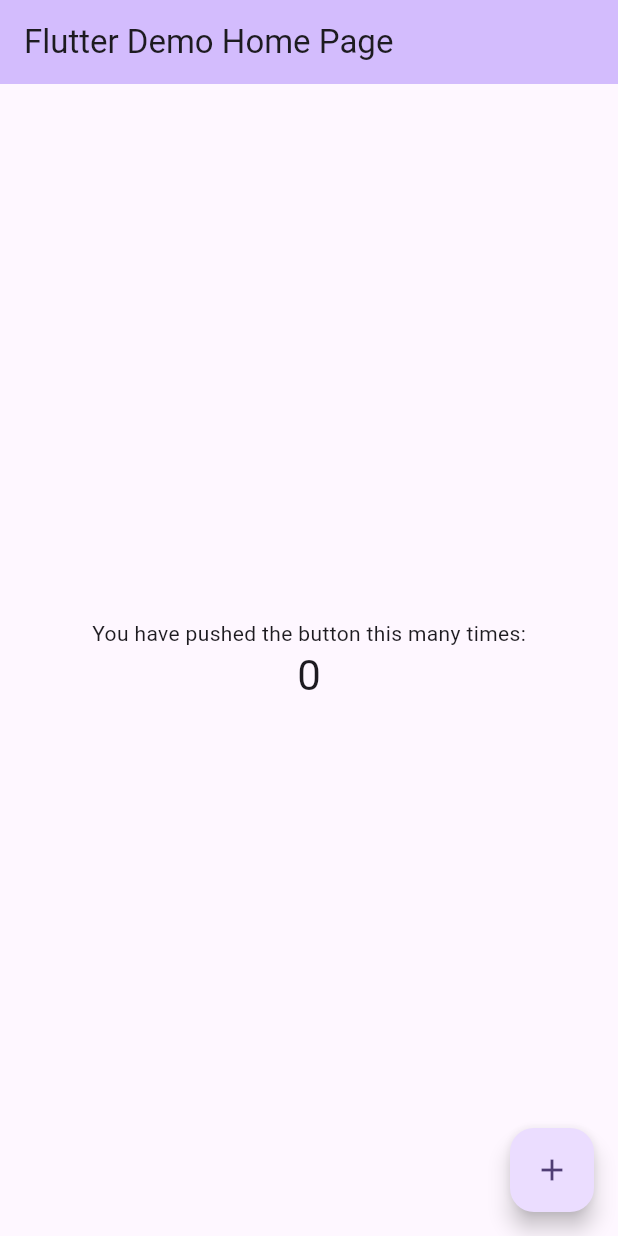
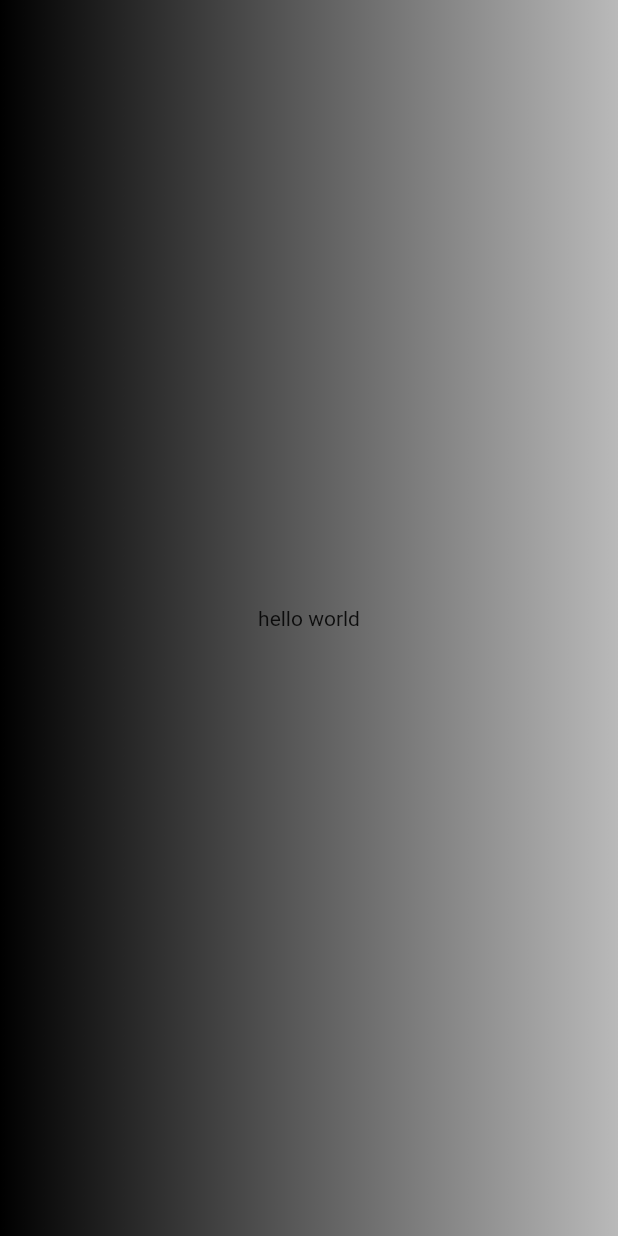
Before and after one commit to akashaf/flutter_courses, a Flutter app: the screen it shows after launch, on a phone screen of 412 x 824 dp. Run offline on Flutter 3.47's test engine with Material 2 defaults, Android fonts, the phone set to English and light mode, and no system bars.

Commit message:
update main

```diff
--- a/lib/main.dart
+++ b/lib/main.dart
@@ -1,125 +1,18 @@
 import 'package:flutter/material.dart';
 
 void main() {
-  runApp(const MyApp());
-}
-
-class MyApp extends StatelessWidget {
-  const MyApp({super.key});
-
-  // This widget is the root of your application.
-  @override
-  Widget build(BuildContext context) {
-    return MaterialApp(
-      title: 'Flutter Demo',
-      theme: ThemeData(
-        // This is the theme of your application.
-        //
-        // TRY THIS: Try running your application with "flutter run". You'll see
-        // the application has a blue toolbar. Then, without quitting the app,
-        // try changing the seedColor in the colorScheme below to Colors.green
-        // and then invoke "hot reload" (save your changes or press the "hot
-        // reload" button in a Flutter-supported IDE, or press "r" if you used
-        // the command line to start the app).
-        //
-        // Notice that the counter didn't reset back to zero; the application
-        // state is not lost during the reload. To reset the state, use hot
-        // restart instead.
-        //
-        // This works for code too, not just values: Most code changes can be
-        // tested with just a hot reload.
-        colorScheme: ColorScheme.fromSeed(seedColor: Colors.deepPurple),
-        useMaterial3: true,
-      ),
-      home: const MyHomePage(title: 'Flutter Demo Home Page'),
-    );
-  }
-}
-
-class MyHomePage extends StatefulWidget {
-  const MyHomePage({super.key, required this.title});
-
-  // This widget is the home page of your application. It is stateful, meaning
-  // that it has a State object (defined below) that contains fields that affect
-  // how it looks.
-
-  // This class is the configuration for the state. It holds the values (in this
-  // case the title) provided by the parent (in this case the App widget) and
-  // used by the build method of the State. Fields in a Widget subclass are
-  // always marked "final".
-
-  final String title;
-
-  @override
-  State<MyHomePage> createState() => _MyHomePageState();
-}
-
-class _MyHomePageState extends State<MyHomePage> {
-  int _counter = 0;
-
-  void _incrementCounter() {
-    setState(() {
-      // This call to setState tells the Flutter framework that something has
-      // changed in this State, which causes it to rerun the build method below
-      // so that the display can reflect the updated values. If we changed
-      // _counter without calling setState(), then the build method would not be
-      // called again, and so nothing would appear to happen.
-      _counter++;
-    });
-  }
-
-  @override
-  Widget build(BuildContext context) {
-    // This method is rerun every time setState is called, for instance as done
-    // by the _incrementCounter method above.
-    //
-    // The Flutter framework has been optimized to make rerunning build methods
-    // fast, so that you can just rebuild anything that needs updating rather
-    // than having to individually change instances of widgets.
-    return Scaffold(
-      appBar: AppBar(
-        // TRY THIS: Try changing the color here to a specific color (to
-        // Colors.amber, perhaps?) and trigger a hot reload to see the AppBar
-        // change color while the other colors stay the same.
-        backgroundColor: Theme.of(context).colorScheme.inversePrimary,
-        // Here we take the value from the MyHomePage object that was created by
-        // the App.build method, and use it to set our appbar title.
-        title: Text(widget.title),
-      ),
-      body: Center(
-        // Center is a layout widget. It takes a single child and positions it
-        // in the middle of the parent.
-        child: Column(
-          // Column is also a layout widget. It takes a list of children and
-          // arranges them vertically. By default, it sizes itself to fit its
-          // children horizontally, and tries to be as tall as its parent.
-          //
-          // Column has various properties to control how it sizes itself and
-          // how it positions its children. Here we use mainAxisAlignment to
-          // center the children vertically; the main axis here is the vertical
-          // axis because Columns are vertical (the cross axis would be
-          // horizontal).
-          //
-          // TRY THIS: Invoke "debug painting" (choose the "Toggle Debug Paint"
-          // action in the IDE, or press "p" in the console), to see the
-          // wireframe for each widget.
-          mainAxisAlignment: MainAxisAlignment.center,
-          children: <Widget>[
-            const Text(
-              'You have pushed the button this many times:',
-            ),
-            Text(
-              '$_counter',
-              style: Theme.of(context).textTheme.headlineMedium,
-            ),
-          ],
+  runApp(
+    MaterialApp(
+      home: Scaffold(
+        body: Container(
+          decoration: const BoxDecoration(
+            gradient: LinearGradient(colors: [Colors.black, Colors.black26]),
+          ),
+          child: const Center(
+            child: Text('hello world'),
+          ),
         ),
       ),
-      floatingActionButton: FloatingActionButton(
-        onPressed: _incrementCounter,
-        tooltip: 'Increment',
-        child: const Icon(Icons.add),
-      ), // This trailing comma makes auto-formatting nicer for build methods.
-    );
-  }
+    ),
+  );
 }
```
